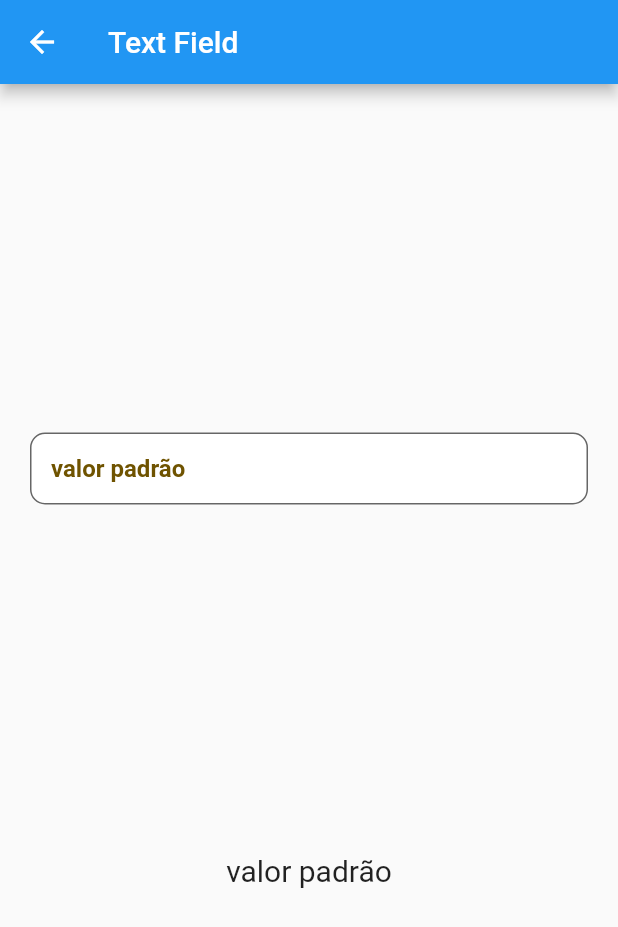
After one commit to joesilvams/v-gqs_aulas, a Flutter app: the screen it shows after launch, after a tap on "TextField", on a phone screen of 412 x 824 dp. The commit adds this screen. Shown: the top 927 px of the screen. Run offline on Flutter 3.47's test engine with Material 2 defaults, Android fonts, the phone set to English and light mode, and no system bars.

Commit message:
issue:Aula-2 description: - Criação dos widgets para a aula 2

```diff
--- a/lib/main.dart
+++ b/lib/main.dart
@@ -1,4 +1,5 @@
 import 'package:flutter/material.dart';
+import 'package:v_gqs_aulas/pages/catalog/catalog_page.dart';
 
 void main() {
   runApp(const MyApp());
@@ -24,7 +25,7 @@ class MyApp extends StatelessWidget {
         // is not restarted.
         primarySwatch: Colors.blue,
       ),
-      home: const MyHomePage(title: 'Flutter Demo Home Page'),
+      home: const CatalogPage(),
     );
   }
 }
--- /dev/null
+++ b/lib/pages/catalog/catalog_page.dart
@@ -0,0 +1,144 @@
+import 'package:flutter/material.dart';
+import 'package:v_gqs_aulas/pages/app_bar/app_bar_page.dart';
+import 'package:v_gqs_aulas/pages/colum/colum_page.dart';
+import 'package:v_gqs_aulas/pages/container/container_page.dart';
+import 'package:v_gqs_aulas/pages/drawer/drawer_page.dart';
+import 'package:v_gqs_aulas/pages/list_view_builder/list_view_builder_page.dart';
+import 'package:v_gqs_aulas/pages/padding/padding_page.dart';
+import 'package:v_gqs_aulas/pages/row/row_page.dart';
+import 'package:v_gqs_aulas/pages/scaffold/scaffold_page.dart';
+import 'package:v_gqs_aulas/pages/single_child_scroll_view/single_child_scroll_view_page.dart';
+import 'package:v_gqs_aulas/pages/snack_bar/snack_bar_page.dart';
+import 'package:v_gqs_aulas/pages/text/text_page.dart';
+import 'package:v_gqs_aulas/pages/text_field/text_field_page.dart';
+
+class CatalogPage extends StatelessWidget {
+  const CatalogPage({Key? key}) : super(key: key);
+
+  Widget customButton(
+    BuildContext context,
+    String text,
+    Widget page,
+  ) {
+    return Padding(
+      padding: const EdgeInsets.symmetric(
+        horizontal: 40,
+        vertical: 10,
+      ),
+      child: TextButton(
+        onPressed: () {
+          Navigator.push(
+            context,
+            MaterialPageRoute(
+              builder: (context) => page,
+            ),
+          );
+        },
+        child: Text(
+          text,
+          style: const TextStyle(
+            fontSize: 20,
+            color: Colors.black,
+          ),
+        ),
+        style: ButtonStyle(
+          backgroundColor: MaterialStateProperty.all(
+            Colors.amber,
+          ),
+        ),
+      ),
+    );
+  }
+
+  @override
+  Widget build(BuildContext context) {
+    return Scaffold(
+      appBar: AppBar(
+        title: const Text('Catálogo'),
+      ),
+      body: SafeArea(
+        child: Center(
+          child: ListView(
+            children: [
+              customButton(
+                context,
+                'Container',
+                const ContainerPage(),
+              ),
+              customButton(
+                context,
+                'AppBar',
+                const AppBarPage(),
+              ),
+              customButton(
+                context,
+                'Padding',
+                const PaddingPage(),
+              ),
+              customButton(
+                context,
+                'Text',
+                const TextPage(),
+              ),
+              customButton(
+                context,
+                'SingleChildScrollView',
+                const SingleChildScrollViewPage(),
+              ),
+              customButton(
+                context,
+                'TextField',
+                const TextFieldPage(),
+              ),
+              customButton(
+                context,
+                'Colum',
+                const ColumPage(),
+              ),
+              customButton(
+                context,
+                'Row',
+                const RowPage(),
+              ),
+              customButton(
+                context,
+                'SnackBar',
+                const SnackBarPage(),
+              ),
+              customButton(
+                context,
+                'ListViewBuilder',
+                const ListViewBuilderPage(),
+              ),
+              customButton(
+                context,
+                'Drawer',
+                DrawerPage(),
+              ),
+              customButton(
+                context,
+                'Scaffold',
+                const ScaffoldPage(),
+              ),
+              customButton(
+                context,
+                'SafeArea',
+                Container(),
+              ),
+              customButton(
+                context,
+                'FloatingActionButton',
+                Container(),
+              ),
+              customButton(
+                context,
+                'CircularProgressIndicator',
+                Container(),
+              ),
+            ],
+          ),
+        ),
+      ),
+    );
+  }
+}
--- /dev/null
+++ b/lib/pages/text_field/text_field_page.dart
@@ -0,0 +1,77 @@
+import 'package:flutter/material.dart';
+
+class TextFieldPage extends StatefulWidget {
+  const TextFieldPage({Key? key}) : super(key: key);
+
+  @override
+  State<TextFieldPage> createState() => _TextFieldPageState();
+}
+
+class _TextFieldPageState extends State<TextFieldPage> {
+  var editValue = '';
+  var controller = TextEditingController();
+
+  @override
+  void initState() {
+    // TODO: implement initState
+    super.initState();
+
+    controller.text = 'valor padrão';
+  }
+
+  @override
+  Widget build(BuildContext context) {
+    return Scaffold(
+      appBar: AppBar(
+        title: const Text('Text Field'),
+      ),
+      body: Center(
+          child: Padding(
+        padding: const EdgeInsets.symmetric(horizontal: 20),
+        child: Column(
+          mainAxisAlignment: MainAxisAlignment.spaceEvenly,
+          children: [
+            TextField(
+              onChanged: (value) {
+                setState(() {
+                  editValue = value;
+                });
+              },
+              controller: controller,
+              decoration: InputDecoration(
+                filled: true,
+                fillColor: Colors.white,
+                contentPadding: const EdgeInsets.only(
+                  left: 14.0,
+                  bottom: 6.0,
+                  top: 8.0,
+                ),
+                hintText: 'Insira seu texto aqui',
+                border: OutlineInputBorder(
+                  borderRadius: BorderRadius.circular(10.0),
+                ),
+              ),
+              style: const TextStyle(
+                color: Color.fromARGB(255, 111, 83, 0),
+                fontWeight: FontWeight.bold,
+              ),
+            ),
+            GestureDetector(
+              onTap: () {
+                setState(() {
+                  controller.clear();
+                });
+              },
+              child: Text(
+                controller.text,
+                style: const TextStyle(
+                  fontSize: 20,
+                ),
+              ),
+            ),
+          ],
+        ),
+      )),
+    );
+  }
+}
```
Also changed, not shown: lib/pages/app_bar/app_bar_page.dart (added, +36 -0 lines), lib/pages/colum/colum_page.dart (added, +38 -0 lines), lib/pages/container/container_page.dart (added, +37 -0 lines), lib/pages/drawer/drawer_page.dart (added, +72 -0 lines), lib/pages/list_view_builder/list_view_builder_page.dart (added, +64 -0 lines), lib/pages/padding/padding_page.dart (added, +24 -0 lines), lib/pages/row/row_page.dart (added, +38 -0 lines), lib/pages/scaffold/scaffold_page.dart (added, +34 -0 lines), lib/pages/single_child_scroll_view/single_child_scroll_view_page.dart (added, +45 -0 lines), lib/pages/snack_bar/snack_bar_page.dart (added, +48 -0 lines), lib/pages/text/text_page.dart (added, +38 -0 lines).
